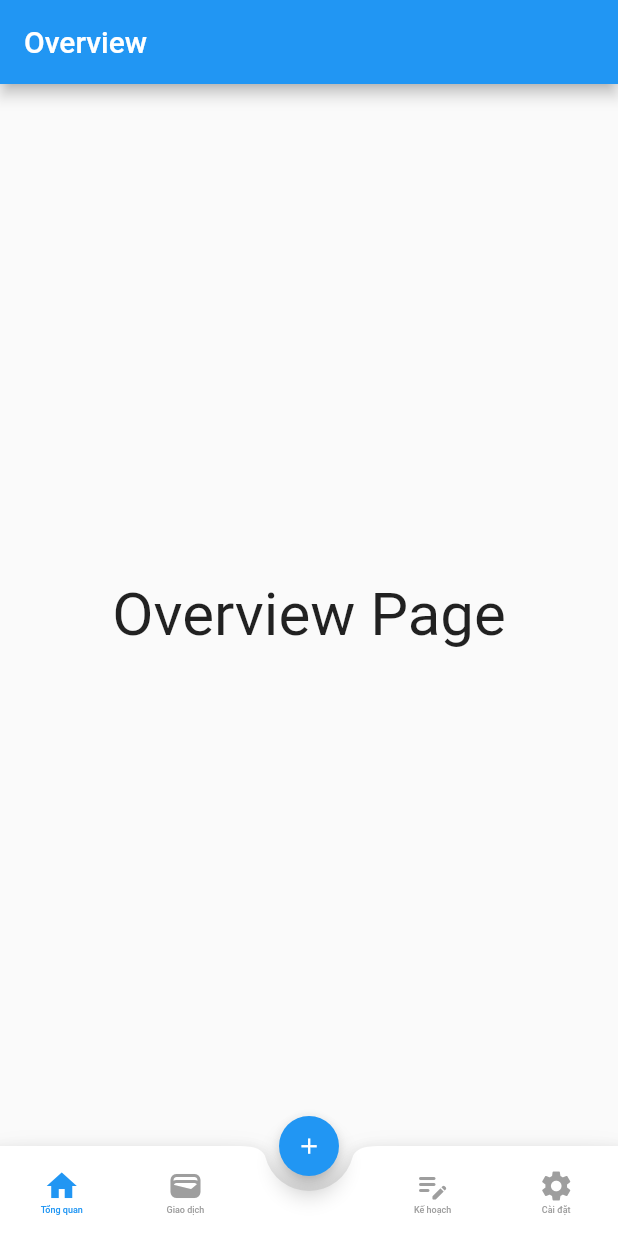
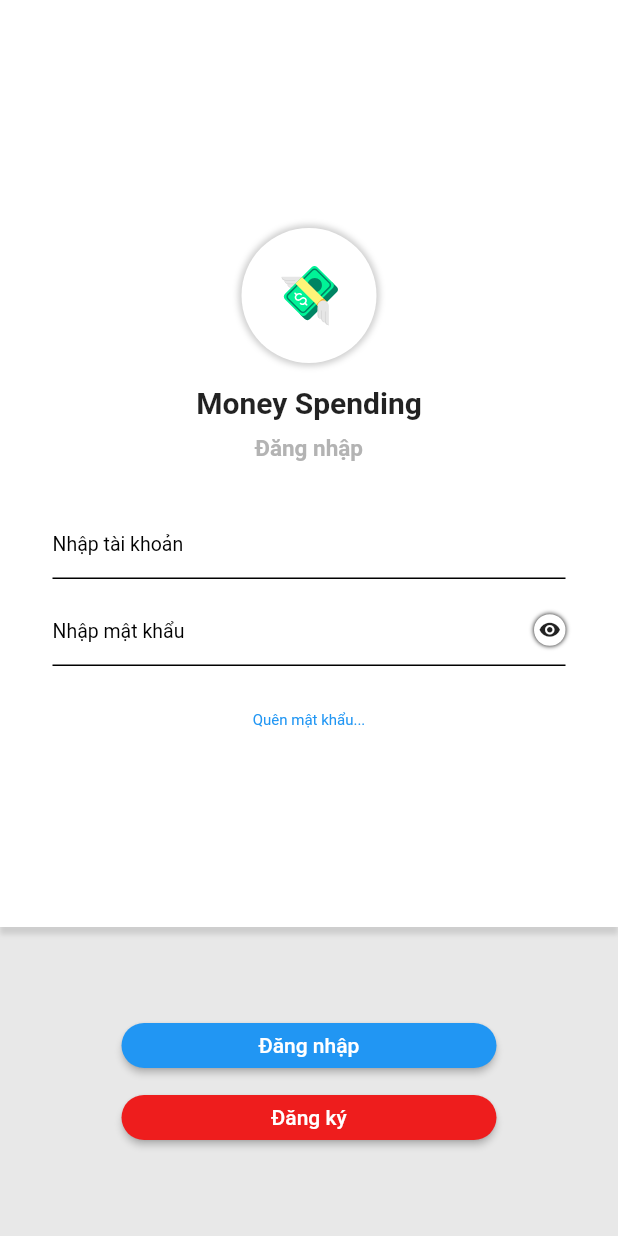
Before and after one commit to NguyenHongPhuc2001/graduation_thesis_project, a Flutter app: the screen it shows after launch, on a phone screen of 412 x 824 dp. Run offline on Flutter 3.47's test engine with Material 2 defaults, Android fonts, the light colour scheme and no system bars; our stand-ins replace flutter_svg.

Commit message:
complete login layout

```diff
--- a/lib/home.dart
+++ b/lib/home.dart
@@ -3,6 +3,7 @@ import 'package:graduation_thesis_project/page/overview.dart';
 import 'package:graduation_thesis_project/page/planning.dart';
 import 'package:graduation_thesis_project/page/setting.dart';
 import 'package:graduation_thesis_project/page/transaction.dart';
+import 'package:graduation_thesis_project/ui/login.dart';
 
 class Home extends StatefulWidget {
   const Home({Key? key}) : super(key: key);
@@ -60,7 +61,7 @@ class _HomeState extends State<Home> {
                     minWidth: 40,
                     onPressed: (){
                       setState(() {
-                        currentScreen = const Overview();
+                        currentScreen = const Login();
                         currentTab = 0;
                       });
                     },
--- a/lib/main.dart
+++ b/lib/main.dart
@@ -1,4 +1,5 @@
 import 'package:flutter/material.dart';
+import 'package:graduation_thesis_project/ui/login.dart';
 import 'home.dart';
 
 void main() {
@@ -17,7 +18,7 @@ class MyApp extends StatelessWidget {
         primarySwatch: Colors.blue,
       ),
       debugShowCheckedModeBanner: false,
-      home: const Home(),
+      home: const Login(),
     );
   }
 }
--- /dev/null
+++ b/lib/ui/login.dart
@@ -0,0 +1,195 @@
+import 'package:flutter/material.dart';
+import 'package:flutter_svg/flutter_svg.dart';
+import 'package:graduation_thesis_project/utils/style.dart';
+
+class Login extends StatefulWidget {
+  const Login({Key? key}) : super(key: key);
+
+  @override
+  State<Login> createState() => _LoginState();
+}
+
+class _LoginState extends State<Login> {
+  @override
+  Widget build(BuildContext context) {
+    return Scaffold(
+      resizeToAvoidBottomInset: false,
+      body: Container(
+        decoration: const BoxDecoration(
+          color: Colors.white
+        ),
+          child: Column(
+            children: [
+              Expanded(
+                flex: 9,
+                child: Container(
+                  decoration: const BoxDecoration(
+                    color: Colors.white,
+                    boxShadow: [
+                      BoxShadow(
+                        blurRadius: 2,
+                        offset: Offset(0, 5)
+                      )
+                    ]
+                  ),
+                  child: Column(
+                    mainAxisAlignment: MainAxisAlignment.center,
+                    children: [
+                      Container(
+                        width: 90,
+                        height: 90,
+                        margin: const EdgeInsets.only(top: 20),
+                        alignment: Alignment.center,
+                        decoration: BoxDecoration(
+                          borderRadius: BorderRadius.circular(100.0),
+                          color: Colors.white,
+                          boxShadow: [
+                            BoxShadow(
+                              color: Colors.grey.withOpacity(0.5),
+                              spreadRadius: 2,
+                              blurRadius: 3,
+                              offset: const Offset(0, 0), // changes position of shadow
+                            ),
+                          ],
+                        ),
+                        child: SizedBox(
+                          width: 45,
+                          height: 45,
+                          child: SvgPicture.asset("images/logo_money.svg"),
+                        ),
+                      ),
+                      Container(
+                        margin: const EdgeInsets.only(top: 15),
+                        child: const Text(
+                          "Money Spending",
+                          style: TextStyle(
+                            fontWeight: FontWeight.bold,
+                            fontSize: 20,
+                          ),
+                        ),
+                      ),
+                      Container(
+                          margin: const EdgeInsets.only(top: 10),
+                          child: const Text(
+                            "Đăng nhập",
+                            style: TextStyle(
+                                fontWeight: FontWeight.w700,
+                                fontSize: 15,
+                                color: Color(0xE5AAAAAA)
+                            ),
+                          )
+                      ),
+                      Container(
+                        margin: const EdgeInsets.only(left: 35, right: 35, top: 30),
+                        alignment: Alignment.center,
+                        child: Column(
+                          children: [
+                            const TextField(
+                              decoration: InputDecoration(
+                                  enabledBorder: UnderlineInputBorder(
+                                    borderSide: BorderSide(color: Colors.black),
+                                  ),
+                                  hintText: "Nhập tài khoản",
+                                  hintStyle: TextStyle(
+                                      fontSize: 13,
+                                      color: Colors.black
+                                  )
+                              ),
+                            ),
+                            const SizedBox(
+                              height: 10,
+                            ),
+                            Stack(
+                              alignment: Alignment.centerRight,
+                              children: [
+                                const TextField(
+                                  decoration: InputDecoration(
+                                    enabledBorder: UnderlineInputBorder(
+                                      borderSide: BorderSide(color: Colors.black),
+                                    ),
+                                    hintText: "Nhập mật khẩu",
+                                    hintStyle: TextStyle(
+                                        fontSize: 13,
+                                        color: Colors.black
+                                    ),
+                                  ),
+                                ),
+                                Container(
+                                  padding: const EdgeInsets.all(3),
+                                  decoration: BoxDecoration(
+                                    color: Colors.white,
+                                    borderRadius: BorderRadius.circular(100),
+                                    boxShadow: const [
+                                      BoxShadow(
+                                        color: Colors.black,
+                                        blurRadius: 2
+                                      )
+                                    ]
+                                  ),
+                                  child: const Icon(
+                                      Icons.remove_red_eye,
+                                      size: 15,
+                                  ),
+                                )
+                              ],
+                            )
+                          ],
+                        ),
+                      ),
+                      const SizedBox(
+                        height: 30,
+                      ),
+                      const Text(
+                        "Quên mật khẩu...",
+                        style: TextStyle(
+                            fontSize: 10,
+                            color: Colors.blue
+                        ),
+                      ),
+                    ],
+                  ),
+                ),
+              ),
+              Expanded(
+                  flex: 3,
+                  child: Container(
+                    color: const Color(0xE5E5E5E5),
+                    width: MediaQuery.of(context).size.width * 1,
+                    child: Column(
+                      mainAxisAlignment: MainAxisAlignment.center,
+                      children: [
+                        ElevatedButton(
+                            onPressed: (){
+
+                            },
+                            style: ElevatedButton.styleFrom(
+                              shape: const StadiumBorder(),
+                              minimumSize: const Size(250, 30)
+                            ),
+                            child: const Text(
+                                "Đăng nhập"
+                            ),
+                        ),
+                        ElevatedButton(
+                          onPressed: (){
+
+                          },
+                          style: ElevatedButton.styleFrom(
+                              shape: const StadiumBorder(),
+                              minimumSize: const Size(250, 30),
+                              primary: const Color(0xFFEE1D1D)
+                          ),
+                          child: const Text(
+                              "Đăng ký"
+                          ),
+                        ),
+                      ]
+                    ),
+                  ),
+              )
+            ],
+          ),
+        ),
+    );
+  }
+}
--- /dev/null
+++ b/lib/utils/style.dart
@@ -0,0 +1,7 @@
+import 'package:flutter/material.dart';
+
+class Styles{
+
+  static Color textColor = const Color(0x64646464);
+
+}
```
Also changed, not shown: pubspec.yaml (+3 -4 lines), images/logo_money.svg (added), pubspec.lock.
